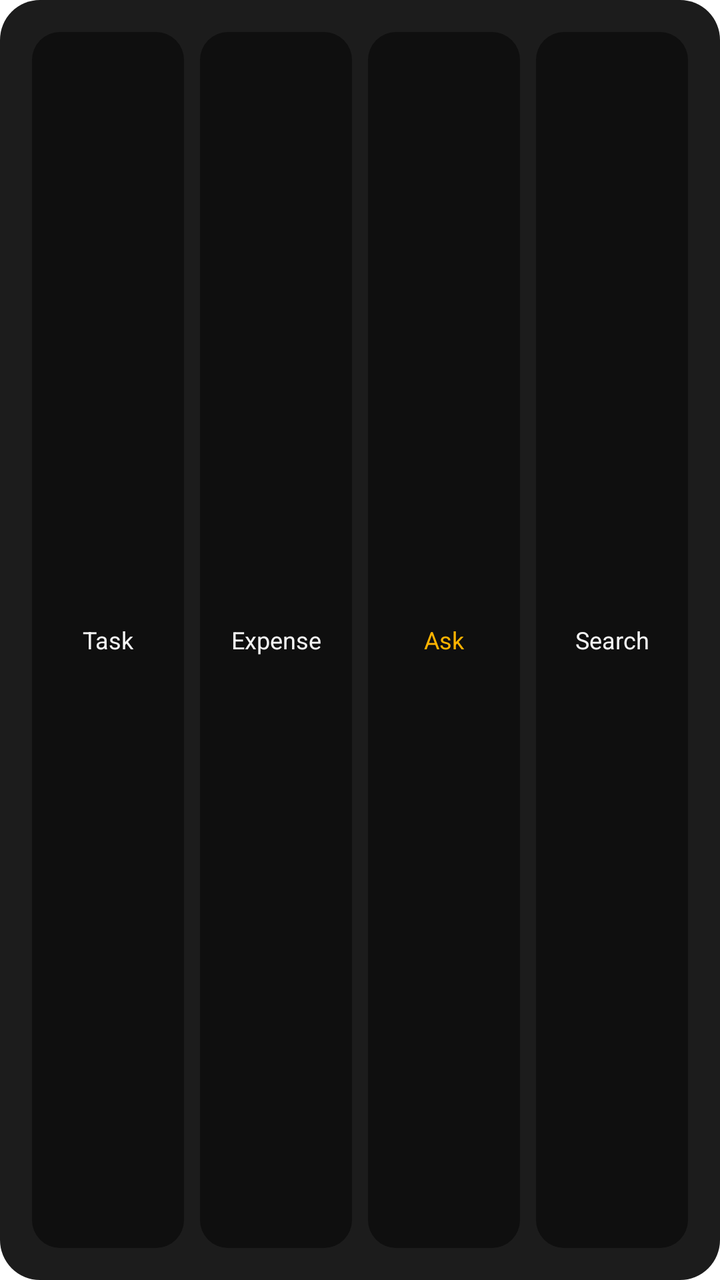
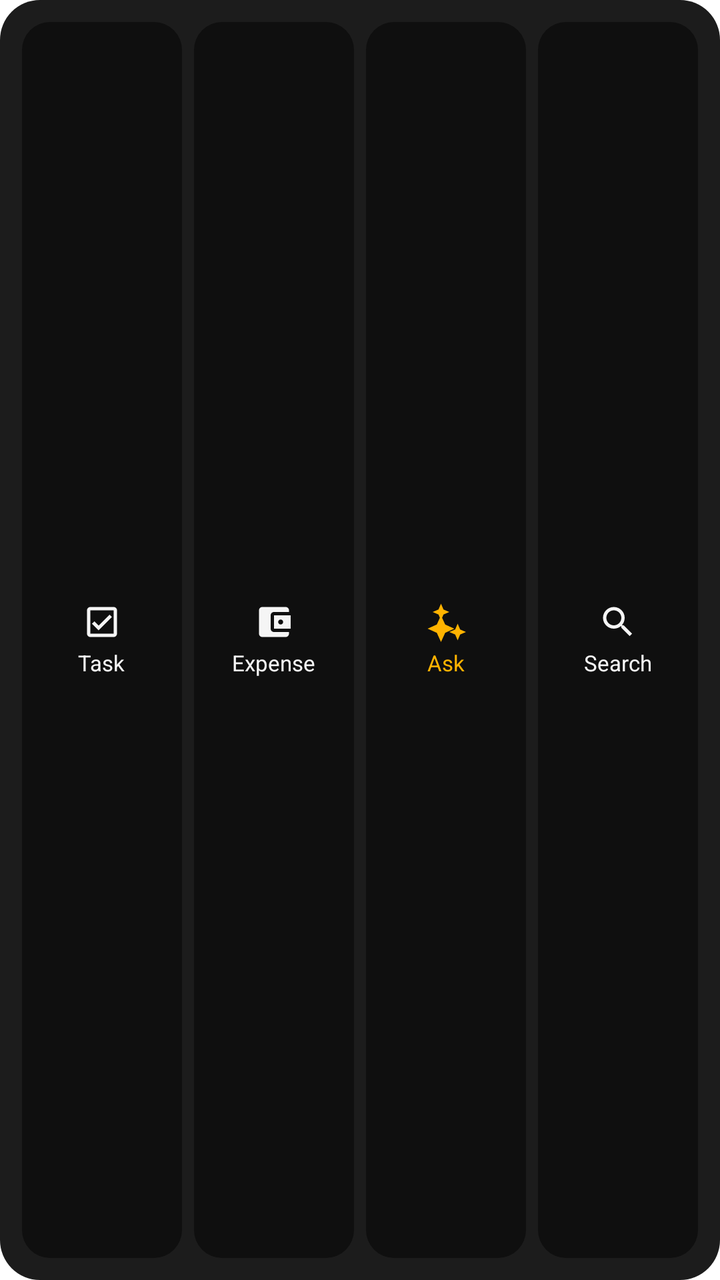

Two renders of the same Android screen: before a commit and after it. Below are the layout's source before the change and the commit's diff.
<!-- AndroidManifest.xml: fallback theme Theme.MaterialComponents.DayNight.NoActionBar -->
<!-- res/layout/widget_quick_add.xml -->
<?xml version="1.0" encoding="utf-8"?>
<LinearLayout xmlns:android="http://schemas.android.com/apk/res/android"
    android:id="@+id/widget_root"
    android:layout_width="match_parent"
    android:layout_height="match_parent"
    android:orientation="horizontal"
    android:background="@drawable/widget_background"
    android:padding="12dp"
    android:gravity="center">

    <TextView
        android:id="@+id/action_task"
        android:layout_width="0dp"
        android:layout_height="match_parent"
        android:layout_weight="1"
        android:layout_margin="4dp"
        android:background="@drawable/widget_pill"
        android:gravity="center"
        android:text="@string/widget_task"
        android:contentDescription="@string/widget_add_task"
        android:textColor="@color/widget_text"
        android:textSize="12sp" />

    <TextView
        android:id="@+id/action_expense"
        android:layout_width="0dp"
        android:layout_height="match_parent"
        android:layout_weight="1"
        android:layout_margin="4dp"
        android:background="@drawable/widget_pill"
        android:gravity="center"
        android:text="@string/widget_expense"
        android:contentDescription="@string/widget_add_expense"
        android:textColor="@color/widget_text"
        android:textSize="12sp" />

    <TextView
        android:id="@+id/action_ai"
        android:layout_width="0dp"
        android:layout_height="match_parent"
        android:layout_weight="1"
        android:layout_margin="4dp"
        android:background="@drawable/widget_pill"
        android:gravity="center"
        android:text="@string/widget_ask"
        android:contentDescription="@string/widget_ask"
        android:textColor="@color/widget_accent"
        android:textSize="12sp" />

    <TextView
        android:id="@+id/action_search"
        android:layout_width="0dp"
        android:layout_height="match_parent"
        android:layout_weight="1"
        android:layout_margin="4dp"
        android:background="@drawable/widget_pill"
        android:gravity="center"
        android:text="@string/widget_search"
        android:contentDescription="@string/widget_search"
        android:textColor="@color/widget_text"
        android:textSize="12sp" />
</LinearLayout>
<!-- resources referenced by this layout -->
<resources>
  <color name="widget_accent">#FFB300</color>
  <color name="widget_text">#F5F5F5</color>
  <!-- drawable widget_background (drawable) -->
  <?xml version="1.0" encoding="utf-8"?>
  <shape xmlns:android="http://schemas.android.com/apk/res/android"
      android:shape="rectangle">
      <solid android:color="@color/widget_background" />
      <corners android:radius="20dp" />
  </shape>
  <!-- drawable widget_pill (drawable) -->
  <?xml version="1.0" encoding="utf-8"?>
  <shape xmlns:android="http://schemas.android.com/apk/res/android"
      android:shape="rectangle">
      <solid android:color="@color/widget_surface" />
      <corners android:radius="14dp" />
  </shape>
  <string name="widget_add_expense">Add an expense</string>
  <string name="widget_add_task">Add a task</string>
  <string name="widget_ask">Ask</string>
  <string name="widget_expense">Expense</string>
  <string name="widget_search">Search</string>
  <string name="widget_task">Task</string>
  <color name="widget_background">#1C1C1C</color>
  <color name="widget_surface">#0F0F0F</color>
</resources>

<!-- the commit's change to res/layout/widget_quick_add.xml (unified diff, before → after) -->
@@ -5,58 +5,127 @@
     android:layout_height="match_parent"
     android:orientation="horizontal"
     android:background="@drawable/widget_background"
-    android:padding="12dp"
+    android:padding="8dp"
+    android:baselineAligned="false"
     android:gravity="center">
 
-    <TextView
+    <LinearLayout
         android:id="@+id/action_task"
         android:layout_width="0dp"
         android:layout_height="match_parent"
         android:layout_weight="1"
-        android:layout_margin="4dp"
+        android:layout_margin="3dp"
         android:background="@drawable/widget_pill"
+        android:orientation="vertical"
         android:gravity="center"
-        android:text="@string/widget_task"
-        android:contentDescription="@string/widget_add_task"
-        android:textColor="@color/widget_text"
-        android:textSize="12sp" />
+        android:paddingTop="6dp"
+        android:paddingBottom="6dp"
+        android:contentDescription="@string/widget_add_task">
 
-    <TextView
+        <ImageView
+            android:layout_width="20dp"
+            android:layout_height="20dp"
+            android:src="@drawable/ic_widget_task"
+            android:contentDescription="@null" />
+
+        <TextView
+            android:layout_width="wrap_content"
+            android:layout_height="wrap_content"
+            android:layout_marginTop="3dp"
+            android:text="@string/widget_task"
+            android:maxLines="1"
+            android:ellipsize="end"
+            android:textColor="@color/widget_text"
+            android:textSize="11sp" />
+    </LinearLayout>
+
+    <LinearLayout
         android:id="@+id/action_expense"
         android:layout_width="0dp"
         android:layout_height="match_parent"
         android:layout_weight="1"
-        android:layout_margin="4dp"
+        android:layout_margin="3dp"
         android:background="@drawable/widget_pill"
+        android:orientation="vertical"
         android:gravity="center"
-        android:text="@string/widget_expense"
-        android:contentDescription="@string/widget_add_expense"
-        android:textColor="@color/widget_text"
-        android:textSize="12sp" />
+        android:paddingTop="6dp"
+        android:paddingBottom="6dp"
+        android:contentDescription="@string/widget_add_expense">
 
-    <TextView
+        <ImageView
+            android:layout_width="20dp"
+            android:layout_height="20dp"
+            android:src="@drawable/ic_widget_expense"
+            android:contentDescription="@null" />
+
+        <TextView
+            android:layout_width="wrap_content"
+            android:layout_height="wrap_content"
+            android:layout_marginTop="3dp"
+            android:text="@string/widget_expense"
+            android:maxLines="1"
+            android:ellipsize="end"
+            android:textColor="@color/widget_text"
+            android:textSize="11sp" />
+    </LinearLayout>
+
+    <LinearLayout
         android:id="@+id/action_ai"
         android:layout_width="0dp"
         android:layout_height="match_parent"
         android:layout_weight="1"
-        android:layout_margin="4dp"
+        android:layout_margin="3dp"
         android:background="@drawable/widget_pill"
+        android:orientation="vertical"
         android:gravity="center"
-        android:text="@string/widget_ask"
-        android:contentDescription="@string/widget_ask"
-        android:textColor="@color/widget_accent"
-        android:textSize="12sp" />
+        android:paddingTop="6dp"
+        android:paddingBottom="6dp"
+        android:contentDescription="@string/widget_ask">
 
-    <TextView
+        <ImageView
+            android:layout_width="20dp"
+            android:layout_height="20dp"
+            android:src="@drawable/ic_widget_ask"
+            android:contentDescription="@null" />
+
+        <TextView
+            android:layout_width="wrap_content"
+            android:layout_height="wrap_content"
+            android:layout_marginTop="3dp"
+            android:text="@string/widget_ask"
+            android:maxLines="1"
+            android:ellipsize="end"
+            android:textColor="@color/widget_accent"
+            android:textSize="11sp" />
+    </LinearLayout>
+
+    <LinearLayout
         android:id="@+id/action_search"
         android:layout_width="0dp"
         android:layout_height="match_parent"
         android:layout_weight="1"
-        android:layout_margin="4dp"
+        android:layout_margin="3dp"
         android:background="@drawable/widget_pill"
+        android:orientation="vertical"
         android:gravity="center"
-        android:text="@string/widget_search"
-        android:contentDescription="@string/widget_search"
-        android:textColor="@color/widget_text"
-        android:textSize="12sp" />
+        android:paddingTop="6dp"
+        android:paddingBottom="6dp"
+        android:contentDescription="@string/widget_search">
+
+        <ImageView
+            android:layout_width="20dp"
+            android:layout_height="20dp"
+            android:src="@drawable/ic_widget_search"
+            android:contentDescription="@null" />
+
+        <TextView
+            android:layout_width="wrap_content"
+            android:layout_height="wrap_content"
+            android:layout_marginTop="3dp"
+            android:text="@string/widget_search"
+            android:maxLines="1"
+            android:ellipsize="end"
+            android:textColor="@color/widget_text"
+            android:textSize="11sp" />
+    </LinearLayout>
 </LinearLayout>
<!-- resource entries referenced after the edit -->
@@ -2,6 +2,54 @@
 <resources>
   <color name="widget_accent">#FFB300</color>
   <color name="widget_text">#F5F5F5</color>
+  <!-- drawable ic_widget_ask (drawable) -->
+  <?xml version="1.0" encoding="utf-8"?>
+  <vector xmlns:android="http://schemas.android.com/apk/res/android"
+      android:width="24dp"
+      android:height="24dp"
+      android:viewportWidth="24"
+      android:viewportHeight="24"
+      android:tint="@color/widget_accent">
+      <path
+          android:fillColor="@android:color/white"
+          android:pathData="M9,11l1.5,-3.5L14,6l-3.5,-1.5L9,1 7.5,4.5 4,6l3.5,1.5zM19,13l-1.5,3.5L14,18l3.5,1.5L19,23l1.5,-3.5L24,18l-3.5,-1.5zM11.5,13.5L9,8l-2.5,5.5L1,16l5.5,2.5L9,24l2.5,-5.5L17,16z" />
+  </vector>
+  <!-- drawable ic_widget_expense (drawable) -->
+  <?xml version="1.0" encoding="utf-8"?>
+  <vector xmlns:android="http://schemas.android.com/apk/res/android"
+      android:width="24dp"
+      android:height="24dp"
+      android:viewportWidth="24"
+      android:viewportHeight="24"
+      android:tint="@color/widget_text">
+      <path
+          android:fillColor="@android:color/white"
+          android:pathData="M21,18v1c0,1.1 -0.9,2 -2,2H5c-1.11,0 -2,-0.9 -2,-2V5c0,-1.1 0.89,-2 2,-2h14c1.1,0 2,0.9 2,2v1h-9c-1.11,0 -2,0.9 -2,2v8c0,1.1 0.89,2 2,2h9zM12,16h10V8H12v8zM16,13.5c-0.83,0 -1.5,-0.67 -1.5,-1.5s0.67,-1.5 1.5,-1.5 1.5,0.67 1.5,1.5 -0.67,1.5 -1.5,1.5z" />
+  </vector>
+  <!-- drawable ic_widget_search (drawable) -->
+  <?xml version="1.0" encoding="utf-8"?>
+  <vector xmlns:android="http://schemas.android.com/apk/res/android"
+      android:width="24dp"
+      android:height="24dp"
+      android:viewportWidth="24"
+      android:viewportHeight="24"
+      android:tint="@color/widget_text">
+      <path
+          android:fillColor="@android:color/white"
+          android:pathData="M15.5,14h-0.79l-0.28,-0.27C15.41,12.59 16,11.11 16,9.5 16,5.91 13.09,3 9.5,3S3,5.91 3,9.5 5.91,16 9.5,16c1.61,0 3.09,-0.59 4.23,-1.57l0.27,0.28v0.79l5,4.99L20.49,19l-4.99,-5zM9.5,14C7.01,14 5,11.99 5,9.5S7.01,5 9.5,5 14,7.01 14,9.5 11.99,14 9.5,14z" />
+  </vector>
+  <!-- drawable ic_widget_task (drawable) -->
+  <?xml version="1.0" encoding="utf-8"?>
+  <vector xmlns:android="http://schemas.android.com/apk/res/android"
+      android:width="24dp"
+      android:height="24dp"
+      android:viewportWidth="24"
+      android:viewportHeight="24"
+      android:tint="@color/widget_text">
+      <path
+          android:fillColor="@android:color/white"
+          android:pathData="M19,3H5C3.9,3 3,3.9 3,5v14c0,1.1 0.9,2 2,2h14c1.1,0 2,-0.9 2,-2V5C21,3.9 20.1,3 19,3zM19,19H5V5h14V19zM17.99,9l-1.41,-1.42 -6.59,6.59 -2.58,-2.57 -1.42,1.41 4,3.99z" />
+  </vector>
   <!-- drawable widget_background (drawable) -->
   <?xml version="1.0" encoding="utf-8"?>
   <shape xmlns:android="http://schemas.android.com/apk/res/android"
